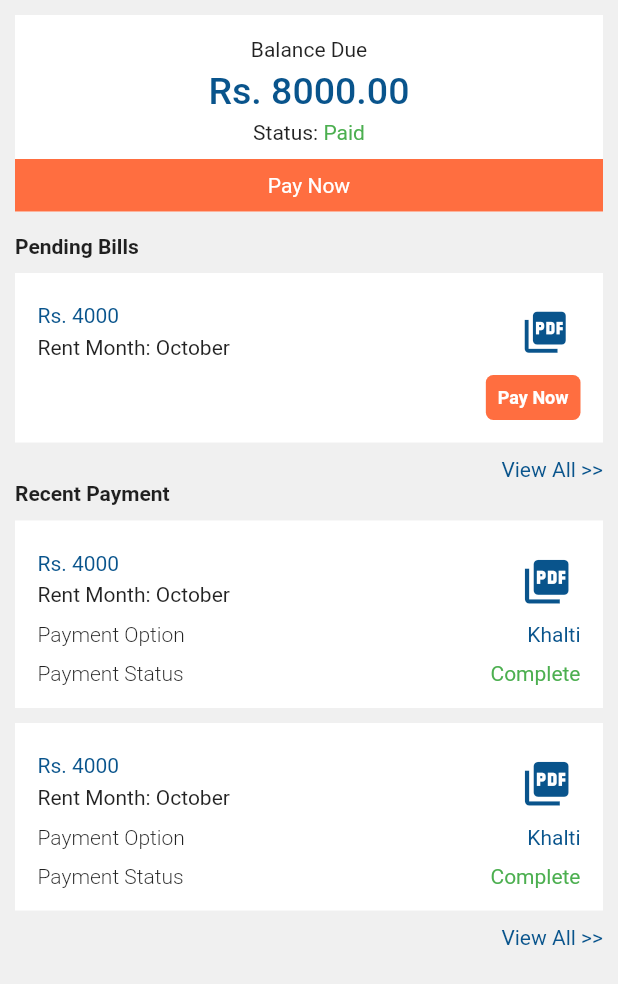
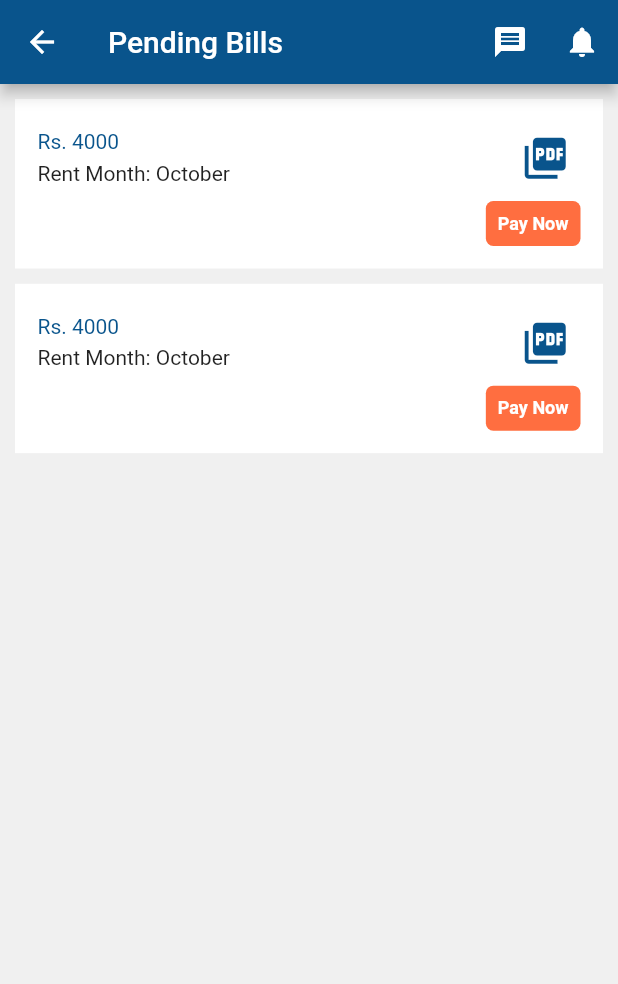
Before and after one commit to Praditya-7/gharbeti_ui, a Flutter app: the BillingScreen screen opened directly, after a tap on "View All >>", on a phone screen of 412 x 824 dp. Shown: the top 984 px of the screen. Run offline on Flutter 3.47's test engine with Material 2 defaults, Android fonts, the phone set to English and light mode, and no system bars.

Commit message:
Pending Bills added

```diff
--- a/lib/screens/tenant/billing/billing_screen.dart
+++ b/lib/screens/tenant/billing/billing_screen.dart
@@ -1,6 +1,7 @@
 // ignore_for_file: prefer_const_constructors
 
 import 'package:flutter/material.dart';
+import 'package:gharbeti_ui/screens/tenant/billing/pending_bills.dart';
 
 class BillingScreen extends StatefulWidget {
   const BillingScreen({Key? key}) : super(key: key);
@@ -32,6 +33,7 @@ class _BillingScreenState extends State<BillingScreen> {
     return Scaffold(
       backgroundColor: Color.fromRGBO(240, 240, 240, 1),
       body: SafeArea(
+        child: SingleChildScrollView(
           child: Container(
             margin: EdgeInsets.all(10),
             child: Column(
@@ -178,7 +180,12 @@ class _BillingScreenState extends State<BillingScreen> {
                   alignment: Alignment.bottomRight,
                   child: InkWell(
                     onTap: () {
-                    //ROUTE TO PENDING BILLS
+                      Navigator.push(
+                        context,
+                        MaterialPageRoute(
+                          builder: (context) => PendingBills(),
+                        ),
+                      );
                     },
                     child: Text(
                       'View All >>',
@@ -375,6 +382,7 @@ class _BillingScreenState extends State<BillingScreen> {
             ),
           ),
         ),
+      ),
     );
   }
 }
--- /dev/null
+++ b/lib/screens/tenant/billing/pending_bills.dart
@@ -0,0 +1,136 @@
+// ignore_for_file: prefer_const_constructors, prefer_const_literals_to_create_immutables
+
+import 'package:flutter/cupertino.dart';
+import 'package:flutter/material.dart';
+
+class PendingBills extends StatefulWidget {
+  const PendingBills({Key? key}) : super(key: key);
+
+  @override
+  _PendingBillsState createState() => _PendingBillsState();
+}
+
+class _PendingBillsState extends State<PendingBills> {
+  String rentMonth = 'October';
+  final List<String> entries = <String>[
+    'January',
+    'February',
+  ];
+  String paymentStatus = 'Complete';
+  int totalDueBalance = 8000;
+  int monthlyRent = 4000;
+  String status = 'Paid';
+  String tenantName = 'Sarthak Shrestha';
+  String paymentOption = 'Khalti';
+
+  @override
+  Widget build(BuildContext context) {
+    return Scaffold(
+      backgroundColor: Color.fromRGBO(240, 240, 240, 1),
+      appBar: AppBar(
+        backgroundColor: Color(0xff09548c),
+        title: Text('Pending Bills'),
+        actions: <Widget>[
+          IconButton(
+            onPressed: () {},
+            icon: Icon(Icons.message),
+          ),
+          IconButton(
+            onPressed: () {},
+            icon: Icon(Icons.notifications),
+          ),
+        ],
+      ),
+      body: SafeArea(
+        child: SingleChildScrollView(
+          child: Container(
+            margin: EdgeInsets.all(10),
+            child: ListView.separated(
+              shrinkWrap: true,
+              physics: BouncingScrollPhysics(),
+              itemCount: entries.length,
+              separatorBuilder: (BuildContext context, int index) => Divider(
+                height: 0.1,
+                indent: 0,
+                thickness: 0.1,
+              ),
+              itemBuilder: (BuildContext context, int index) {
+                return Container(
+                  margin: EdgeInsets.fromLTRB(0, 0, 0, 10),
+                  color: Colors.white,
+                  padding: EdgeInsets.all(15),
+                  child: Column(
+                    children: [
+                      //Monthly Rent and PDF
+                      Row(
+                        mainAxisAlignment: MainAxisAlignment.spaceBetween,
+                        children: [
+                          Column(
+                            crossAxisAlignment: CrossAxisAlignment.start,
+                            children: [
+                              Text(
+                                'Rs. ' + monthlyRent.toString(),
+                                style: TextStyle(
+                                  color: Color(0xff09548c),
+                                ),
+                              ),
+                              SizedBox(
+                                height: 5,
+                              ),
+                              Text(
+                                'Rent Month: ' + rentMonth,
+                              ),
+                            ],
+                          ),
+                          IconButton(
+                            icon: Icon(
+                              Icons.picture_as_pdf,
+                              size: 33,
+                              color: Color(0xff09548c),
+                            ),
+                            onPressed: () {
+                              //ROUTE TO PDF PAGE HERE
+                            },
+                          ),
+                        ],
+                      ),
+                      SizedBox(
+                        height: 5,
+                      ),
+                      Align(
+                        alignment: Alignment.bottomRight,
+                        child: Container(
+                          decoration: BoxDecoration(
+                            borderRadius: BorderRadius.circular(5),
+                            color: Colors.deepOrangeAccent,
+                          ),
+                          child: InkWell(
+                            onTap: () {
+                              //Add room Function
+                            },
+                            child: Padding(
+                              padding: const EdgeInsets.all(8),
+                              child: Text(
+                                'Pay Now',
+                                textAlign: TextAlign.center,
+                                style: TextStyle(
+                                  color: Colors.white,
+                                  fontSize: 12,
+                                  fontWeight: FontWeight.bold,
+                                ),
+                              ),
+                            ),
+                          ),
+                        ),
+                      ),
+                    ],
+                  ),
+                );
+              },
+            ),
+          ),
+        ),
+      ),
+    );
+  }
+}
```
Lines whose indentation alone changed are shown as unchanged.
